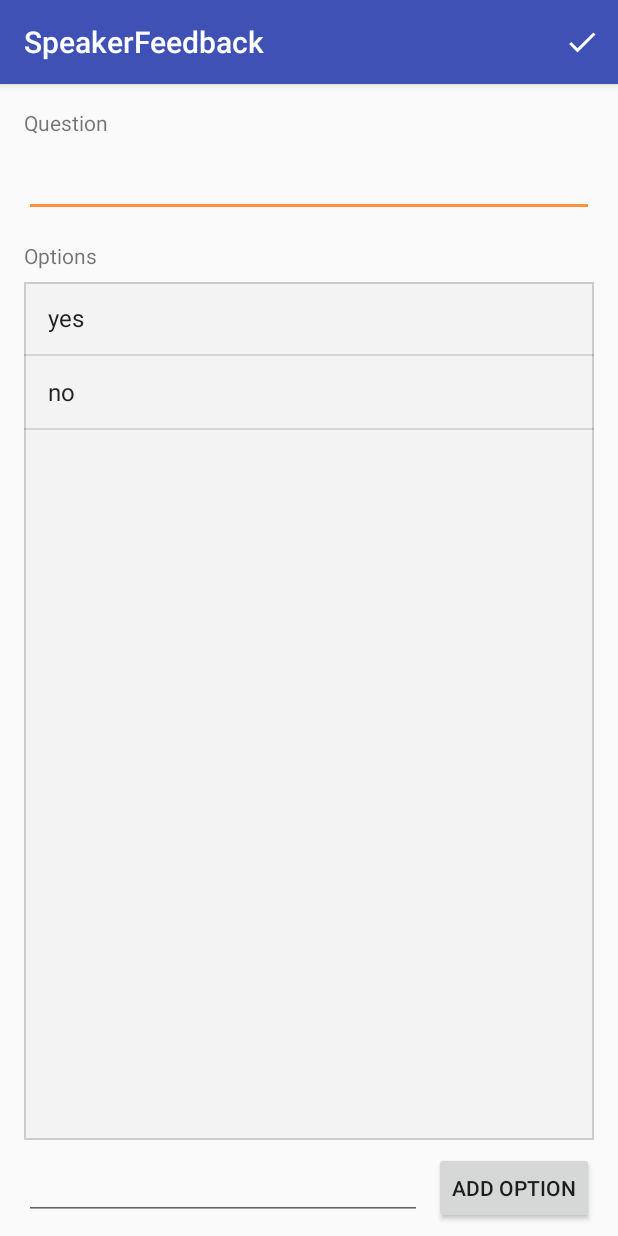
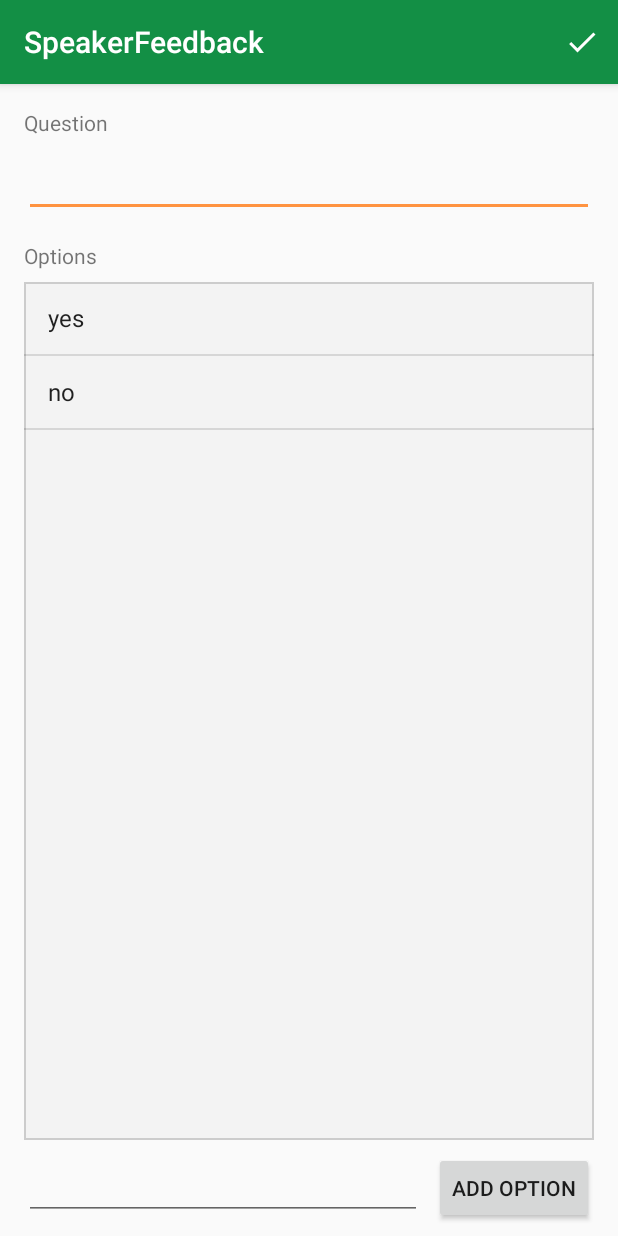
Before and after one commit to pauek/SpeakerFeedback, an Android app: the NewPollActivity screen opened directly, with no data from a screen before it, on a phone screen of 412 x 824 dp. Run offline under Robolectric (Android 15) with nearby library versions, the phone set to English and light mode, and no system bars.

Commit message:
Poleixo aspectes del l'interfície
1. Canvio el color primari a un verd.
2. Ajusto la zona de click dels usuaris perquè creixi si el nombre d'usuari creix.

```diff
--- a/app/src/main/res/values/colors.xml
+++ b/app/src/main/res/values/colors.xml
@@ -1,9 +1,9 @@
 <?xml version="1.0" encoding="utf-8"?>
 <resources>
-    <color name="colorPrimary">#3F51B5</color>
-    <color name="colorPrimaryDark">#303F9F</color>
+    <color name="colorPrimary">#138f45</color>
+    <color name="colorPrimaryDark">#0c5c2c</color>
     <color name="colorAccent">#ff9340</color>
-    <color name="status_bar">#cc3f51b5</color>
+    <color name="status_bar">@color/colorPrimary</color>
     <color name="pollBackground">#f4f4f4</color>
     <color name="card_bg">#e7e7e7</color>
     <color name="brown">#987c66</color>
```
Also changed, not shown: app/src/main/res/layout/activity_main.xml (+6 -4 lines).
